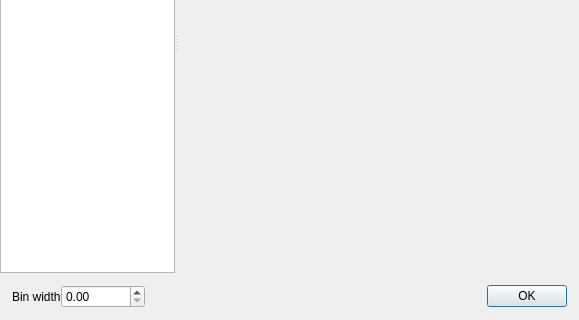
The window that src/summarydialog.ui (informationsea/Hyokai) describes before a commit, drawn with Qt 5; both pictures show x 0 to 579 and y 187 to 507 of the 579 by 507 pixel window.
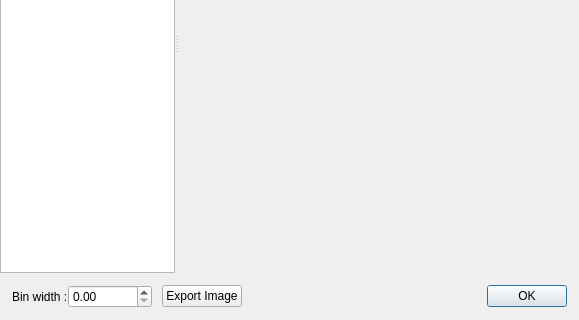
The same window after the commit. Custom widgets are drawn as their Qt base class.

Commit message: add export image button to summary dialog

```diff
--- a/src/summarydialog.ui
+++ b/src/summarydialog.ui
@@ -104,7 +104,7 @@
     </widget>
    </item>
    <item>
-    <layout class="QHBoxLayout" name="horizontalLayout" stretch="0,0,0">
+    <layout class="QHBoxLayout" name="horizontalLayout" stretch="0,0,0,0,0,0">
      <property name="sizeConstraint">
       <enum>QLayout::SetDefaultConstraint</enum>
      </property>
@@ -123,7 +123,7 @@
      <item>
       <widget class="QLabel" name="label">
        <property name="text">
-        <string>Bin width</string>
+        <string>Bin width :</string>
        </property>
       </widget>
      </item>
@@ -134,6 +134,42 @@
        </property>
       </widget>
      </item>
+     <item>
+      <spacer name="horizontalSpacer_3">
+       <property name="orientation">
+        <enum>Qt::Horizontal</enum>
+       </property>
+       <property name="sizeType">
+        <enum>QSizePolicy::Fixed</enum>
+       </property>
+       <property name="sizeHint" stdset="0">
+        <size>
+         <width>10</width>
+         <height>20</height>
+        </size>
+       </property>
+      </spacer>
+     </item>
+     <item>
+      <widget class="QPushButton" name="exportImageButton">
+       <property name="text">
+        <string>Export Image</string>
+       </property>
+      </widget>
+     </item>
+     <item>
+      <spacer name="horizontalSpacer_2">
+       <property name="orientation">
+        <enum>Qt::Horizontal</enum>
+       </property>
+       <property name="sizeHint" stdset="0">
+        <size>
+         <width>40</width>
+         <height>20</height>
+        </size>
+       </property>
+      </spacer>
+     </item>
      <item>
       <widget class="QDialogButtonBox" name="buttonBox">
        <property name="orientation">
```
The commit also changes 2 other files.
